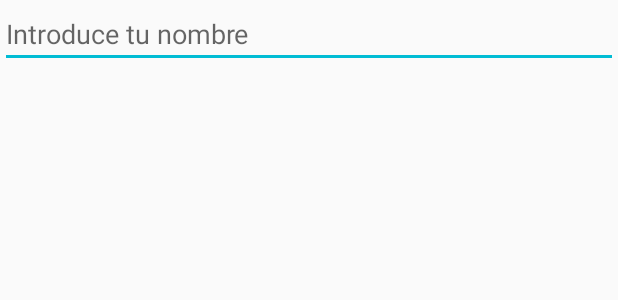
After one commit to ArielCZ/ProyectoHundirLaFlota, an Android app: the layout login.xml on its own in the app's theme, with its tools: preview values and no code run, on a phone screen of 412 x 824 dp. The commit adds this screen. Shown: the top 300 px of the screen. Run offline under Robolectric (Android 15) with nearby library versions, the phone set to English and light mode, and no system bars.

Commit message:
Actualización

```diff
--- a/app/build.gradle
+++ b/app/build.gradle
@@ -28,4 +28,6 @@ dependencies {
     androidTestImplementation 'androidx.test:runner:1.1.1'
     androidTestImplementation 'androidx.test.espresso:espresso-core:3.1.1'
     implementation 'com.pusher:pusher-java-client:2.0.2'
+    implementation 'pl.droidsonroids.gif:android-gif-drawable:1.2.17'
+    implementation 'com.android.volley:volley:1.1.1'
 }
--- a/app/src/main/java/com/ariel_carrera/hundir_la_flota/Fragments/DataFragment.java
+++ b/app/src/main/java/com/ariel_carrera/hundir_la_flota/Fragments/DataFragment.java
@@ -23,6 +23,7 @@ import android.widget.TextView;
 import com.ariel_carrera.hundir_la_flota.DataBase.DataBase;
 import com.ariel_carrera.hundir_la_flota.MainActivity;
 import com.ariel_carrera.hundir_la_flota.R;
+import com.ariel_carrera.hundir_la_flota.Servidor.Service;
 
 import org.w3c.dom.Text;
 
@@ -159,7 +160,8 @@ public class DataFragment extends Fragment implements View.OnClickListener {
                     myAlert.show();
                 } else {
                     boolean anadido;
-                    anadido = datos.insertarJugador(nombre,Integer.parseInt(txtIntentos.getText().toString()),tiempo);
+                    //anadido = datos.insertarJugador(nombre,Integer.parseInt(txtIntentos.getText().toString()),tiempo);
+                    anadido = Service.getInstance().guardar(nombre,Integer.parseInt(txtIntentos.getText().toString()),tiempo);
                     Intent inicio = new Intent(getActivity(),MainActivity.class);
                     startActivity(inicio);
 
--- a/app/src/main/java/com/ariel_carrera/hundir_la_flota/Servidor/DataBaseListener.java
+++ b/app/src/main/java/com/ariel_carrera/hundir_la_flota/Servidor/DataBaseListener.java
@@ -51,11 +51,11 @@ public class DataBaseListener {
     public void Connect(){
 
         if (!connected){
-            numJugadores++;
+
             PusherOptions options = new PusherOptions();
             options.setCluster("eu");
             Pusher pusher = new Pusher("6471bfe60094a6c3c7c1", options);
-
+            numJugadores++;
             pusher.connect(new ConnectionEventListener() {
                 @Override
                 public void onConnectionStateChange(ConnectionStateChange change) {
@@ -83,4 +83,5 @@ public class DataBaseListener {
     }
 
 
+
 }
--- /dev/null
+++ b/app/src/main/res/layout/login.xml
@@ -0,0 +1,15 @@
+<?xml version="1.0" encoding="utf-8"?>
+<LinearLayout xmlns:android="http://schemas.android.com/apk/res/android"
+    android:orientation="vertical" android:layout_width="match_parent"
+    android:layout_height="match_parent">
+
+    <EditText
+        android:id="@+id/etContrasena"
+        android:layout_width="match_parent"
+        android:layout_height="wrap_content"
+        android:ems="10"
+        android:inputType="textPersonName"
+        android:hint="Introduce tu nombre"
+        android:textColor="@color/colorPrimary"
+        />
+</LinearLayout>
--- a/build.gradle
+++ b/build.gradle
@@ -18,7 +18,7 @@ allprojects {
     repositories {
         google()
         jcenter()
-
+        mavenCentral()
     }
 }
 
```
Also changed, not shown: app/src/main/java/com/ariel_carrera/hundir_la_flota/MainActivity.java (+34 -53 lines), app/src/main/java/com/ariel_carrera/hundir_la_flota/Servidor/Global.java (added, +8 -0 lines), app/src/main/java/com/ariel_carrera/hundir_la_flota/Servidor/Service.java (+59 -0 lines), app/src/main/java/com/ariel_carrera/hundir_la_flota/Views/RankingActivity.java (+6 -22 lines), app/src/main/res/layout/activity_main.xml (+12 -0 lines), app/src/main/res/drawable/updated.gif (added), 6 other files.
